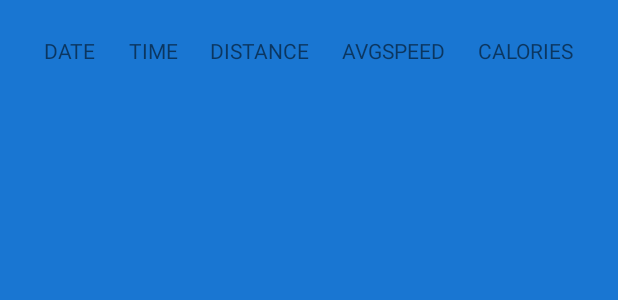
After one commit to mishraaditya595/Unlock-Tracker, an Android app: the layout item_run.xml on its own in the app's theme, with its tools: preview values and no code run, on a phone screen of 412 x 824 dp. The commit adds this screen. Shown: the top 300 px of the screen. Run offline under Robolectric (Android 15) with nearby library versions, the phone set to English and light mode, and no system bars.

Commit message:
Implemented RunAdapter.kt recycler view

```diff
--- a/app/src/main/java/com/vob/unlocktracker/ui/viewmodel/MainViewModel.kt
+++ b/app/src/main/java/com/vob/unlocktracker/ui/viewmodel/MainViewModel.kt
@@ -12,6 +12,8 @@ class MainViewModel @ViewModelInject constructor(
         val mainRepo: MainRepo
 ): ViewModel() {
 
+    val runsSortedByDate = mainRepo.getAllRunsSortedByDate()
+
     fun insertRun(run: Run) = viewModelScope.launch {
         mainRepo.insertRun(run)
     }
--- /dev/null
+++ b/app/src/main/res/layout/item_run.xml
@@ -0,0 +1,73 @@
+<?xml version="1.0" encoding="utf-8"?>
+<androidx.constraintlayout.widget.ConstraintLayout xmlns:android="http://schemas.android.com/apk/res/android"
+    xmlns:app="http://schemas.android.com/apk/res-auto"
+    xmlns:tools="http://schemas.android.com/tools"
+    android:layout_width="match_parent"
+    android:layout_height="wrap_content"
+    android:padding="8dp">
+
+    <ImageView
+        android:id="@+id/ivRunImage"
+        android:layout_width="match_parent"
+        android:layout_height="wrap_content"
+        app:layout_constraintEnd_toEndOf="parent"
+        app:layout_constraintHorizontal_bias="0.5"
+        app:layout_constraintStart_toStartOf="parent"
+        app:layout_constraintTop_toTopOf="parent" />
+
+    <com.google.android.material.textview.MaterialTextView
+        android:id="@+id/tvDate"
+        android:layout_width="wrap_content"
+        android:layout_height="wrap_content"
+        android:layout_marginTop="16dp"
+        android:text="DATE"
+        app:layout_constraintEnd_toStartOf="@+id/tvTime"
+        app:layout_constraintHorizontal_bias="0.5"
+        app:layout_constraintStart_toStartOf="parent"
+        app:layout_constraintTop_toBottomOf="@+id/ivRunImage" />
+
+    <com.google.android.material.textview.MaterialTextView
+        android:id="@+id/tvTime"
+        android:layout_width="wrap_content"
+        android:layout_height="wrap_content"
+        android:layout_marginTop="16dp"
+        android:text="TIME"
+        app:layout_constraintEnd_toStartOf="@+id/tvDistance"
+        app:layout_constraintHorizontal_bias="0.5"
+        app:layout_constraintStart_toEndOf="@+id/tvDate"
+        app:layout_constraintTop_toBottomOf="@+id/ivRunImage" />
+
+    <com.google.android.material.textview.MaterialTextView
+        android:id="@+id/tvDistance"
+        android:layout_width="wrap_content"
+        android:layout_height="wrap_content"
+        android:layout_marginTop="16dp"
+        android:text="DISTANCE"
+        app:layout_constraintEnd_toStartOf="@+id/tvAvgSpeed"
+        app:layout_constraintHorizontal_bias="0.5"
+        app:layout_constraintStart_toEndOf="@+id/tvTime"
+        app:layout_constraintTop_toBottomOf="@+id/ivRunImage" />
+
+    <com.google.android.material.textview.MaterialTextView
+        android:id="@+id/tvAvgSpeed"
+        android:layout_width="wrap_content"
+        android:layout_height="wrap_content"
+        android:layout_marginTop="16dp"
+        android:text="AVGSPEED"
+        app:layout_constraintEnd_toStartOf="@+id/tvCalories"
+        app:layout_constraintHorizontal_bias="0.5"
+        app:layout_constraintStart_toEndOf="@+id/tvDistance"
+        app:layout_constraintTop_toBottomOf="@+id/ivRunImage" />
+
+    <com.google.android.material.textview.MaterialTextView
+        android:id="@+id/tvCalories"
+        android:layout_width="wrap_content"
+        android:layout_height="wrap_content"
+        android:layout_marginTop="16dp"
+        android:text="CALORIES"
+        app:layout_constraintEnd_toEndOf="parent"
+        app:layout_constraintHorizontal_bias="0.5"
+        app:layout_constraintStart_toEndOf="@+id/tvAvgSpeed"
+        app:layout_constraintTop_toBottomOf="@+id/ivRunImage" />
+
+</androidx.constraintlayout.widget.ConstraintLayout>
```
Also changed, not shown: app/src/main/java/com/vob/unlocktracker/adapter/RunAdapter.kt (added, +79 -0 lines), app/src/main/java/com/vob/unlocktracker/ui/fragments/RunFragment.kt (+16 -0 lines).
